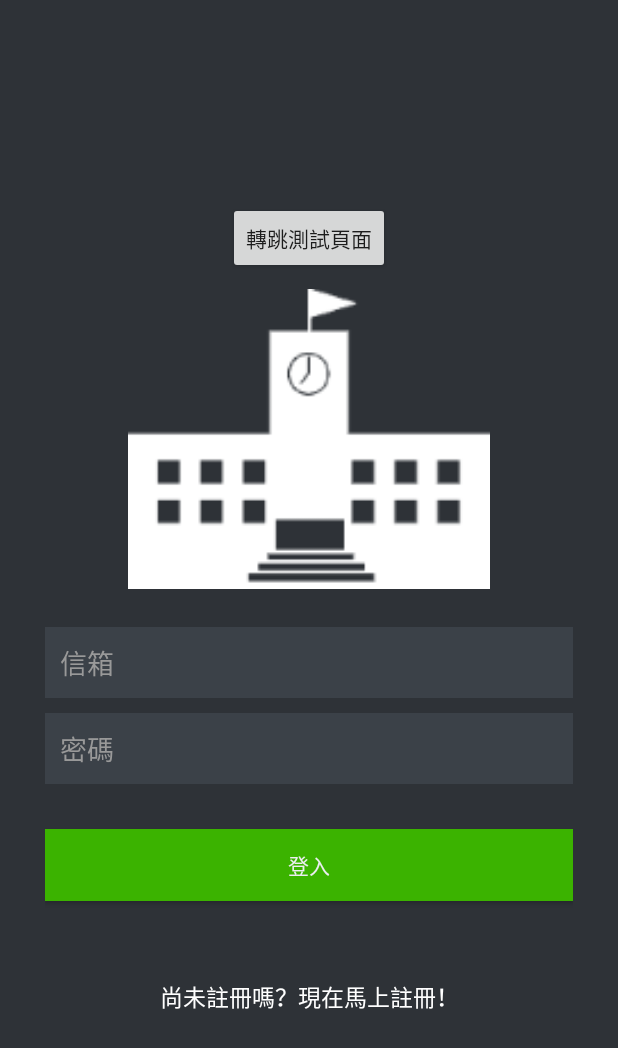
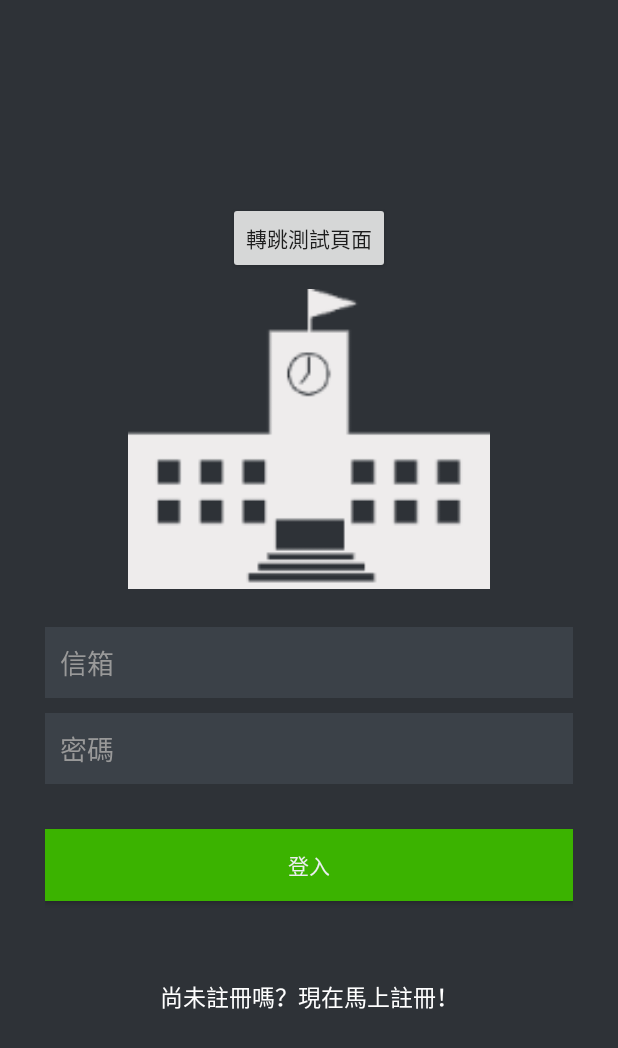
Before and after one commit to BlackTeaToast/ZeroDistance, an Android app: the screen it shows after launch (LoginActivity), on a phone screen of 412 x 824 dp. Shown: the top 1048 px of the screen. Run offline under Robolectric (Android 15) with nearby library versions, the phone set to English and light mode, and no system bars; our stand-ins replace Volley.

Commit message:
更改登入畫面

```diff
--- a/app/src/main/res/layout/activity_login.xml
+++ b/app/src/main/res/layout/activity_login.xml
@@ -32,7 +32,7 @@
             android:layout_height="200dp"
             android:id="@+id/imageView"
             android:layout_gravity="center_horizontal"
-            android:src="@drawable/login_pic4"
+            android:src="@drawable/login_pic5"
             android:layout_marginBottom="25dp"
             android:scaleType="fitCenter" />
 
```
